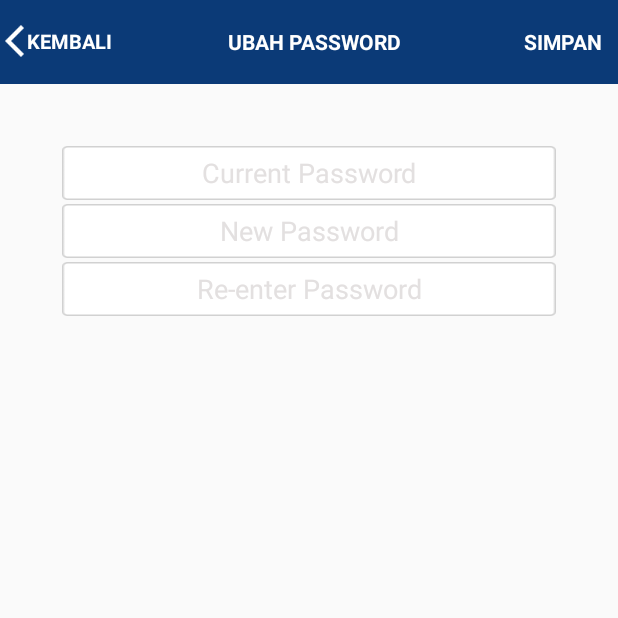
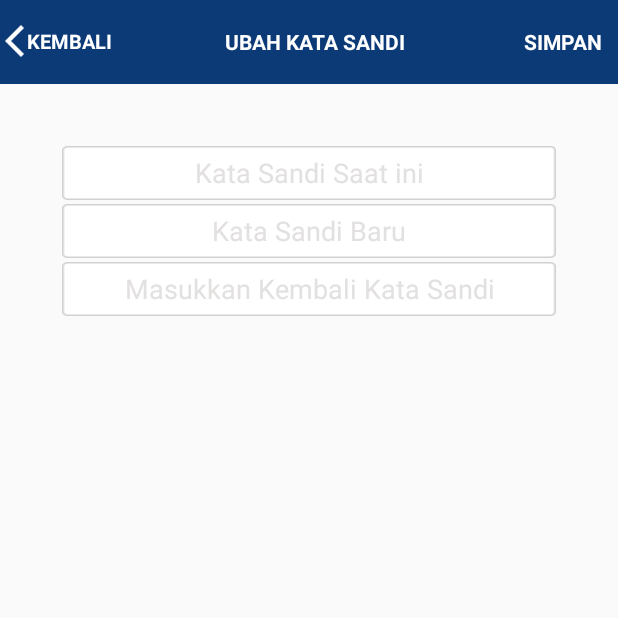
Before and after one commit to floostudio/lenteramandiri-android, an Android app: the ChangePasswordActivity screen opened directly, with no data from a screen before it, on a phone screen of 412 x 824 dp, the top half of it. Run offline under Robolectric (Android 15) with nearby library versions, the phone set to English and light mode, and no system bars; our stand-ins replace CircleImageView.

Commit message:
revisi 8-agustus-2016: + bahasa indonesia

```diff
--- a/app/src/main/java/com/floo/lenteramandiri/MainActivity.java
+++ b/app/src/main/java/com/floo/lenteramandiri/MainActivity.java
@@ -189,7 +189,7 @@ public class MainActivity extends AppCompatActivity {
         }
 
         if (CalendarHelper.haveCalendarReadWritePermissions(MainActivity.this)){
-            //new DataFetcherTask().execute();
+            new DataFetcherTask().execute();
 
         }else {
             CalendarHelper.requestCalendarReadWritePermission(MainActivity.this);
@@ -520,7 +520,7 @@ public class MainActivity extends AppCompatActivity {
                 ft.commit();
                 break;
             case 5:
-                title.setText("INFO");
+                title.setText("INFORMASI");
                 fm = getSupportFragmentManager();
                 ft = fm.beginTransaction();
                 NewsActivity news = new NewsActivity();
--- a/app/src/main/java/com/floo/lenteramandiri/data/ChangePasswordActivity.java
+++ b/app/src/main/java/com/floo/lenteramandiri/data/ChangePasswordActivity.java
@@ -46,7 +46,7 @@ public class ChangePasswordActivity extends AppCompatActivity{
         emailParsing  = i.getStringExtra("email");
         toolbar = (Toolbar) findViewById(R.id.id_toolbar);
         titleToolbar = (TextView)toolbar.findViewById(R.id.titleToolbar);
-        titleToolbar.setText("UBAH PASSWORD");
+        titleToolbar.setText("UBAH KATA SANDI");
         save = (TextView)findViewById(R.id.txt_save);
         line = (LinearLayout) findViewById(R.id.linier_toolbar);
         edtCurrent = (EditText) findViewById(R.id.edt_change_currentpassword);
--- a/app/src/main/java/com/floo/lenteramandiri/data/NewsDetailActivity.java
+++ b/app/src/main/java/com/floo/lenteramandiri/data/NewsDetailActivity.java
@@ -62,7 +62,7 @@ public class NewsDetailActivity extends AppCompatActivity{
         idNewsParsing  = i.getStringExtra("news_id");
         toolbar = (Toolbar) findViewById(R.id.id_toolbar);
         titleToolbar = (TextView)toolbar.findViewById(R.id.titleToolbar);
-        titleToolbar.setText("DETIL BERITA");
+        titleToolbar.setText("DETIL INFORMASI");
         save = (TextView)findViewById(R.id.txt_save);
         save.setVisibility(View.INVISIBLE);
         line = (LinearLayout) findViewById(R.id.linier_toolbar);
--- a/app/src/main/java/com/floo/lenteramandiri/fragment/NewDashboardActivity.java
+++ b/app/src/main/java/com/floo/lenteramandiri/fragment/NewDashboardActivity.java
@@ -220,8 +220,8 @@ public class NewDashboardActivity extends Fragment implements View.OnClickListen
         spinner = (Spinner)v.findViewById(R.id.spin_array);
         spinner.setVisibility(View.INVISIBLE);
         spin_top = (Spinner)v.findViewById(R.id.spin_array_top);
-        spin_top.getBackground().setColorFilter(getResources().getColor(R.color.cpb_white), PorterDuff.Mode.SRC_ATOP);
-        spinner.getBackground().setColorFilter(getResources().getColor(R.color.cpb_white), PorterDuff.Mode.SRC_ATOP);
+        spin_top.getBackground().setColorFilter(getResources().getColor(R.color.White), PorterDuff.Mode.SRC_ATOP);
+        spinner.getBackground().setColorFilter(getResources().getColor(R.color.White), PorterDuff.Mode.SRC_ATOP);
 
         btntfd = (Button)v.findViewById(R.id.btn_tfd);
         btncash = (Button)v.findViewById(R.id.btn_cash);
--- a/app/src/main/java/com/floo/lenteramandiri/utils/DialogMediaActivity.java
+++ b/app/src/main/java/com/floo/lenteramandiri/utils/DialogMediaActivity.java
@@ -74,8 +74,8 @@ public class DialogMediaActivity {
 			public void onClick(View view) {
 				isicomment = mDialogComment.getText().toString();
 				new AlertDialog.Builder(mDialogMediaActivity)
-						.setTitle("Confirmation")
-						.setMessage("Do you want to finish this task?")
+						.setTitle("Konfirmasi")
+						.setMessage("Apakah Anda ingin menyelesaikan tugas ini?")
 						.setNegativeButton(android.R.string.no, null)
 						.setPositiveButton(android.R.string.yes,
 								new DialogInterface.OnClickListener() {
--- a/app/src/main/res/layout/activity_change_password.xml
+++ b/app/src/main/res/layout/activity_change_password.xml
@@ -21,7 +21,7 @@
             android:background="@drawable/bg_txtfield_register"
             android:inputType="textPassword"
             android:textAlignment="center"
-            android:hint="Current Password"/>
+            android:hint="Kata Sandi Saat ini"/>
         <EditText
             android:id="@+id/edt_change_newpassword"
             android:layout_width="match_parent"
@@ -31,7 +31,7 @@
             android:background="@drawable/bg_txtfield_register"
             android:inputType="textPassword"
             android:textAlignment="center"
-            android:hint="New Password"/>
+            android:hint="Kata Sandi Baru"/>
         <EditText
             android:id="@+id/edt_change_reenterpassword"
             android:layout_width="match_parent"
@@ -41,7 +41,7 @@
             android:background="@drawable/bg_txtfield_register"
             android:inputType="textPassword"
             android:textAlignment="center"
-            android:hint="Re-enter Password"/>
+            android:hint="Masukkan Kembali Kata Sandi"/>
     </LinearLayout>
 
 </LinearLayout>
--- a/app/src/main/res/layout/activity_detail_list_task.xml
+++ b/app/src/main/res/layout/activity_detail_list_task.xml
@@ -88,7 +88,7 @@
                                 <TextView
                                     android:layout_width="wrap_content"
                                     android:layout_height="wrap_content"
-                                    android:text="Expire "
+                                    android:text="Berakhir "
                                     android:textColor="@color/red"
                                     android:layout_gravity="end"/>
                                 <TextView
--- a/app/src/main/res/layout/activity_login.xml
+++ b/app/src/main/res/layout/activity_login.xml
@@ -98,7 +98,7 @@
                     android:textColorHint="@color/hint"
                     android:inputType="textPassword"
                     android:layout_marginLeft="10dp"
-                    android:hint="Password"/>
+                    android:hint="Kata Sandi"/>
 
 
             </LinearLayout>
--- a/app/src/main/res/layout/activity_portofolio.xml
+++ b/app/src/main/res/layout/activity_portofolio.xml
@@ -21,7 +21,7 @@
             android:text="Portofolio"
             android:textSize="@dimen/activity_horizontal_margin"
             android:textStyle="normal"
-            android:textColor="@color/White"/>
+            android:textColor="@color/Black"/>
 
     </LinearLayout>
 
--- a/app/src/main/res/layout/activity_profil.xml
+++ b/app/src/main/res/layout/activity_profil.xml
@@ -21,7 +21,7 @@
             android:text=" Detil Akun"
             android:textSize="@dimen/activity_horizontal_margin"
             android:textStyle="normal"
-            android:textColor="@color/White"/>
+            android:textColor="@color/Black"/>
 
     </LinearLayout>
 
@@ -278,7 +278,7 @@
                 <TextView
                     android:layout_marginLeft="10dp"
                     android:id="@+id/txt_profil_changepassword"
-                    android:text="Ganti Password"
+                    android:text="Ganti Kata Sandi"
                     android:layout_column="1"
                     android:textColor="@color/background"/>
 
--- a/app/src/main/res/layout/activity_register.xml
+++ b/app/src/main/res/layout/activity_register.xml
@@ -217,7 +217,7 @@
                     android:textSize="14sp"
                     android:typeface="normal"
                     android:textAlignment="center"
-                    android:hint="Password"/>
+                    android:hint="Kata Kunci"/>
             </RelativeLayout>
             <RelativeLayout
                 android:layout_width="match_parent"
@@ -236,7 +236,7 @@
                     android:textSize="14sp"
                     android:typeface="monospace"
                     android:textAlignment="center"
-                    android:hint="Konfirmasi Password"/>
+                    android:hint="Konfirmasi Kata Kunci"/>
             </RelativeLayout>
 
             <LinearLayout
--- a/app/src/main/res/layout/list_row_task.xml
+++ b/app/src/main/res/layout/list_row_task.xml
@@ -76,7 +76,7 @@
                         <TextView
                             android:layout_width="wrap_content"
                             android:layout_height="wrap_content"
-                            android:text="Expire "
+                            android:text="Berakhir "
                             android:textColor="@color/red"
                             android:layout_gravity="end"/>
                         <TextView
--- a/app/src/main/res/menu/activity_main_drawer.xml
+++ b/app/src/main/res/menu/activity_main_drawer.xml
@@ -21,7 +21,7 @@
         <item
             android:id="@+id/nav_news"
             android:icon="@drawable/ic_info"
-            android:title="Info" />
+            android:title="Informasi" />
         <item
             android:id="@+id/nav_info"
             android:icon="@drawable/ic_news"
```
